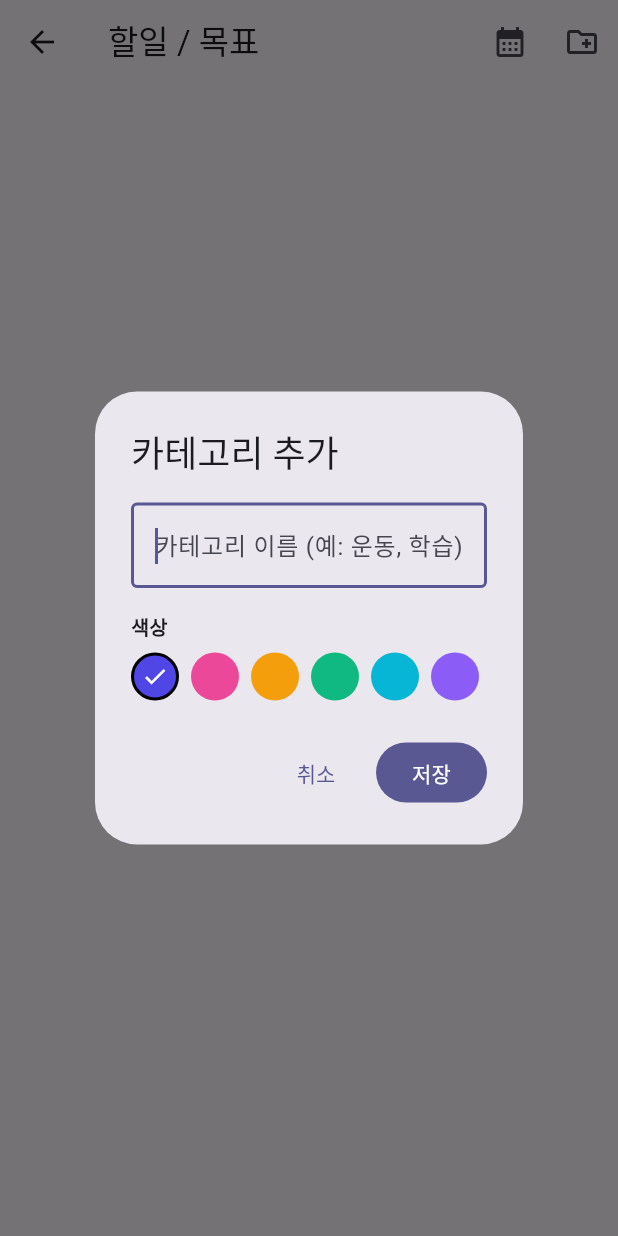
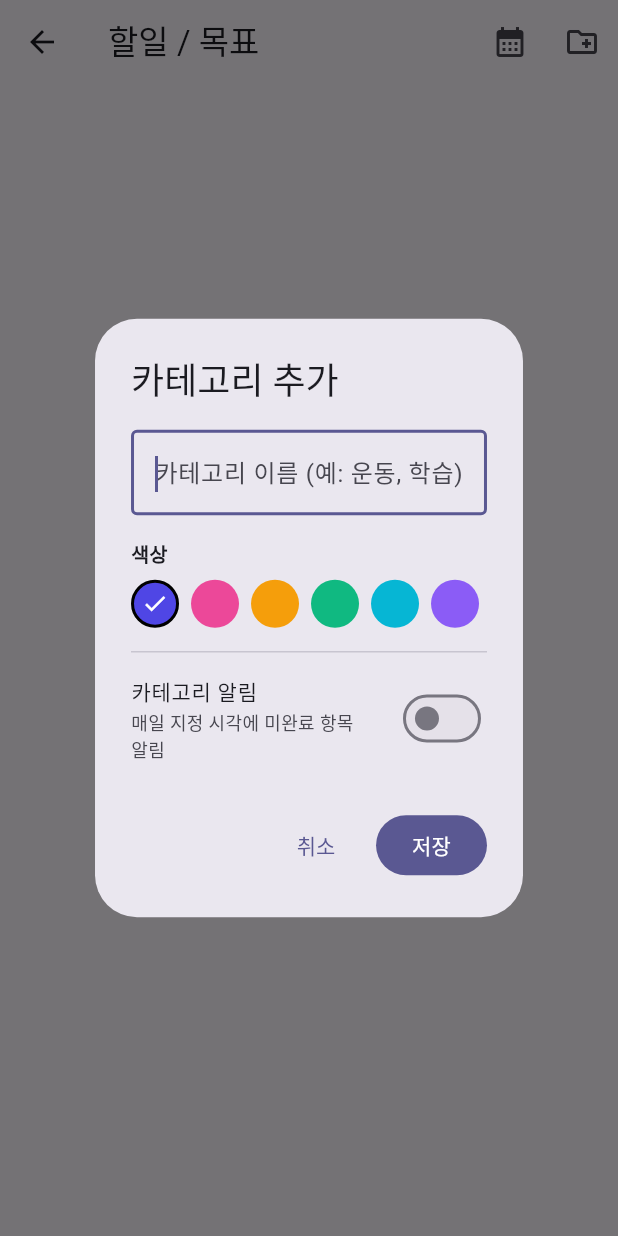
Before and after one commit to hongsytop-tech/Mobile-Application-Maker, a Flutter app: the TodoHomeScreen screen opened directly, after a tap on "첫 카테고리 만들기", on a phone screen of 412 x 824 dp. Run offline on Flutter 3.47's test engine with Material 3 defaults, Android fonts, the phone set to English and light mode, and no system bars; our stand-ins replace cached_network_image, dio, fl_chart, flutter_dotenv, flutter_local_notifications, flutter_riverpod and 7 more; missing offline and left inert: dart:html; accounts and stored records are empty; network calls fail; Roboto replaces fonts that are missing (Pretendard).

Commit message:
feat(todo): 카테고리 단위 알림 (매일 미완료 항목 모아서 푸시)
- TodoCategory 에 notifyEnabled/notifyHour/notifyMinute 추가
- WebPushScheduler.scheduleCategory: kind=todo_category, daily recur,
  본문에 현재 미완료 항목 목록 (앱 열 때마다 갱신)
- 카테고리 저장/삭제/앱시작/pull 시 알림 동기화
- 카테고리 편집 다이얼로그에 알림 토글 + 시각(휠) 추가

Co-Authored-By: Claude Opus 4.8 (1M context) <noreply@anthropic.com>
Claude-Session: https://claude.ai/code/session_01J9JidPyfWbQsXGrUqBUrL3

```diff
--- a/lib/features/auth/widgets/sync_gate.dart
+++ b/lib/features/auth/widgets/sync_gate.dart
@@ -60,6 +60,8 @@ class _SyncGateState extends ConsumerState<SyncGate> {
         await WebPushScheduler.scheduleAll(quotes);
         final todos = await ref.read(todoItemsProvider.future);
         await WebPushScheduler.scheduleAllTodos(todos);
+        final cats = await ref.read(todoCategoriesProvider.future);
+        await WebPushScheduler.scheduleAllCategories(cats, todos);
       } catch (_) {}
     }();
   }
--- a/lib/features/todo/models/todo_category.dart
+++ b/lib/features/todo/models/todo_category.dart
@@ -17,6 +17,11 @@ class TodoCategory {
   final int order;
   final bool collapsed;
 
+  /// 카테고리 단위 매일 알림 (미완료 항목 모아서 푸시)
+  final bool notifyEnabled;
+  final int notifyHour;
+  final int notifyMinute;
+
   const TodoCategory({
     required this.id,
     required this.name,
@@ -24,13 +29,23 @@ class TodoCategory {
     required this.createdAt,
     required this.order,
     this.collapsed = false,
+    this.notifyEnabled = false,
+    this.notifyHour = 9,
+    this.notifyMinute = 0,
   });
 
   int get colorValue =>
       todoCategoryColors[colorIndex.clamp(0, todoCategoryColors.length - 1)];
 
-  TodoCategory copyWith(
-      {String? name, int? colorIndex, int? order, bool? collapsed}) {
+  TodoCategory copyWith({
+    String? name,
+    int? colorIndex,
+    int? order,
+    bool? collapsed,
+    bool? notifyEnabled,
+    int? notifyHour,
+    int? notifyMinute,
+  }) {
     return TodoCategory(
       id: id,
       name: name ?? this.name,
@@ -38,6 +53,9 @@ class TodoCategory {
       createdAt: createdAt,
       order: order ?? this.order,
       collapsed: collapsed ?? this.collapsed,
+      notifyEnabled: notifyEnabled ?? this.notifyEnabled,
+      notifyHour: notifyHour ?? this.notifyHour,
+      notifyMinute: notifyMinute ?? this.notifyMinute,
     );
   }
 
@@ -48,6 +66,9 @@ class TodoCategory {
         'createdAt': createdAt.toIso8601String(),
         'order': order,
         'collapsed': collapsed,
+        'notifyEnabled': notifyEnabled,
+        'notifyHour': notifyHour,
+        'notifyMinute': notifyMinute,
       };
 
   factory TodoCategory.fromJson(Map<String, dynamic> j) => TodoCategory(
@@ -57,6 +78,9 @@ class TodoCategory {
         createdAt: DateTime.parse(j['createdAt'] as String),
         order: j['order'] as int? ?? 0,
         collapsed: j['collapsed'] as bool? ?? false,
+        notifyEnabled: j['notifyEnabled'] as bool? ?? false,
+        notifyHour: j['notifyHour'] as int? ?? 9,
+        notifyMinute: j['notifyMinute'] as int? ?? 0,
       );
 
   String toJsonString() => jsonEncode(toJson());
--- a/lib/features/todo/screens/category_edit_dialog.dart
+++ b/lib/features/todo/screens/category_edit_dialog.dart
@@ -1,8 +1,10 @@
 import 'package:flutter/material.dart';
 import 'package:flutter_riverpod/flutter_riverpod.dart';
 
+import '../../quotes/services/notification_service.dart';
 import '../models/todo_category.dart';
 import '../providers/todo_providers.dart';
+import '../widgets/wheel_time_picker.dart';
 
 Future<void> showCategoryEditDialog(
   BuildContext context,
@@ -27,6 +29,9 @@ class _CategoryEditDialog extends ConsumerStatefulWidget {
 class _CategoryEditDialogState extends ConsumerState<_CategoryEditDialog> {
   late final TextEditingController _ctrl;
   late int _colorIndex;
+  late bool _notifyEnabled;
+  late int _notifyHour;
+  late int _notifyMinute;
 
   bool get _isNew => widget.category == null;
 
@@ -35,6 +40,9 @@ class _CategoryEditDialogState extends ConsumerState<_CategoryEditDialog> {
     super.initState();
     _ctrl = TextEditingController(text: widget.category?.name ?? '');
     _colorIndex = widget.category?.colorIndex ?? 0;
+    _notifyEnabled = widget.category?.notifyEnabled ?? false;
+    _notifyHour = widget.category?.notifyHour ?? 9;
+    _notifyMinute = widget.category?.notifyMinute ?? 0;
   }
 
   @override
@@ -46,16 +54,41 @@ class _CategoryEditDialogState extends ConsumerState<_CategoryEditDialog> {
   Future<void> _save() async {
     final name = _ctrl.text.trim();
     if (name.isEmpty) return;
+    if (_notifyEnabled && NotificationService.supported) {
+      await NotificationService.requestPermission();
+    }
     final notifier = ref.read(todoCategoriesProvider.notifier);
     if (_isNew) {
-      await notifier.add(name, _colorIndex);
+      final c = await notifier.add(name, _colorIndex);
+      await notifier.save(c.copyWith(
+        notifyEnabled: _notifyEnabled,
+        notifyHour: _notifyHour,
+        notifyMinute: _notifyMinute,
+      ));
     } else {
       await notifier.save(widget.category!.copyWith(
         name: name,
         colorIndex: _colorIndex,
+        notifyEnabled: _notifyEnabled,
+        notifyHour: _notifyHour,
+        notifyMinute: _notifyMinute,
       ));
     }
     if (mounted) Navigator.of(context).pop();
+  }
+
+  Future<void> _pickTime() async {
+    final picked = await pickWheelTime(
+      context,
+      initialHour: _notifyHour,
+      initialMinute: _notifyMinute,
+    );
+    if (picked != null) {
+      setState(() {
+        _notifyHour = picked.hour;
+        _notifyMinute = picked.minute;
+      });
+    }
   }
 
   Future<void> _confirmDelete() async {
@@ -88,7 +121,8 @@ class _CategoryEditDialogState extends ConsumerState<_CategoryEditDialog> {
   Widget build(BuildContext context) {
     return AlertDialog(
       title: Text(_isNew ? '카테고리 추가' : '카테고리 편집'),
-      content: Column(
+      content: SingleChildScrollView(
+        child: Column(
         mainAxisSize: MainAxisSize.min,
         crossAxisAlignment: CrossAxisAlignment.start,
         children: [
@@ -131,7 +165,30 @@ class _CategoryEditDialogState extends ConsumerState<_CategoryEditDialog> {
               );
             }),
           ),
+          const SizedBox(height: 8),
+          const Divider(),
+          SwitchListTile(
+            contentPadding: EdgeInsets.zero,
+            title: const Text('카테고리 알림', style: TextStyle(fontSize: 14)),
+            subtitle: const Text('매일 지정 시각에 미완료 항목 알림',
+                style: TextStyle(fontSize: 12)),
+            value: _notifyEnabled,
+            onChanged: (v) => setState(() => _notifyEnabled = v),
+          ),
+          if (_notifyEnabled)
+            ListTile(
+              contentPadding: EdgeInsets.zero,
+              leading: const Icon(Icons.access_time),
+              title: const Text('알림 시각'),
+              trailing: Text(
+                '${_notifyHour.toString().padLeft(2, '0')}:${_notifyMinute.toString().padLeft(2, '0')}',
+                style: const TextStyle(
+                    fontSize: 18, fontWeight: FontWeight.bold),
+              ),
+              onTap: _pickTime,
+            ),
         ],
+      ),
       ),
       actions: [
         if (!_isNew)
```
Also changed, not shown: lib/features/push/services/web_push_scheduler.dart (+75 -0 lines), lib/features/todo/providers/todo_providers.dart (+15 -1 lines).
